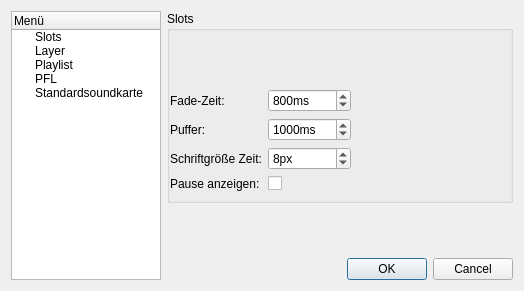
Above: settings/ui/configurationdialog.ui from eventmusicmachine/emm before the change. Below: the same form after it.
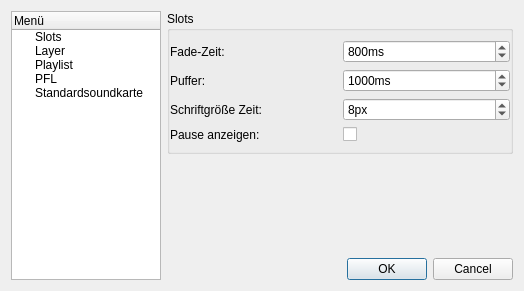
That is the form after the change. The open tabs and pages were chosen to show the change. Custom widgets are drawn as their Qt base class.

What changed in the file:
```diff
--- a/settings/ui/configurationdialog.ui
+++ b/settings/ui/configurationdialog.ui
@@ -63,7 +63,7 @@
    <item row="0" column="1">
     <widget class="QStackedWidget" name="mainWindget">
      <property name="currentIndex">
-      <number>1</number>
+      <number>3</number>
      </property>
      <widget class="QWidget" name="slotPage">
       <layout class="QVBoxLayout" name="verticalLayout_2">
@@ -94,27 +94,21 @@
           <property name="rightMargin">
            <number>0</number>
           </property>
-          <item row="0" column="2" rowspan="2">
-           <spacer name="horizontalSpacer">
-            <property name="orientation">
-             <enum>Qt::Horizontal</enum>
+          <item row="3" column="0">
+           <widget class="QLabel" name="label_9">
+            <property name="text">
+             <string>Pause anzeigen:</string>
             </property>
-            <property name="sizeHint" stdset="0">
-             <size>
-              <width>161</width>
-              <height>43</height>
-             </size>
-            </property>
-           </spacer>
+           </widget>
           </item>
-          <item row="2" column="0">
+          <item row="0" column="0">
            <widget class="QLabel" name="label_11">
             <property name="text">
              <string>Fade-Zeit:</string>
             </property>
            </widget>
           </item>
-          <item row="2" column="1">
+          <item row="0" column="1">
            <widget class="QSpinBox" name="slotFadeSpinBox">
             <property name="suffix">
              <string notr="true">ms</string>
@@ -127,34 +121,7 @@
             </property>
            </widget>
           </item>
-          <item row="3" column="0">
-           <widget class="QLabel" name="label_3">
-            <property name="text">
-             <string>Puffer:</string>
-            </property>
-           </widget>
-          </item>
-          <item row="3" column="1">
-           <widget class="QSpinBox" name="bufferSpinBox">
-            <property name="suffix">
-             <string notr="true">ms</string>
-            </property>
-            <property name="maximum">
-             <number>10000</number>
-            </property>
-            <property name="value">
-             <number>1000</number>
-            </property>
-           </widget>
-          </item>
-          <item row="4" column="0">
-           <widget class="QLabel" name="label_4">
-            <property name="text">
-             <string>Schriftgröße Zeit:</string>
-            </property>
-           </widget>
-          </item>
-          <item row="4" column="1">
+          <item row="2" column="1">
            <widget class="QSpinBox" name="slotTimeSpinBox">
             <property name="suffix">
              <string notr="true">px</string>
@@ -170,13 +137,33 @@
             </property>
            </widget>
           </item>
-          <item row="5" column="1">
+          <item row="3" column="1">
            <widget class="QCheckBox" name="pauseCheckBox"/>
           </item>
-          <item row="5" column="0">
-           <widget class="QLabel" name="label_9">
+          <item row="1" column="1">
+           <widget class="QSpinBox" name="bufferSpinBox">
+            <property name="suffix">
+             <string notr="true">ms</string>
+            </property>
+            <property name="maximum">
+             <number>10000</number>
+            </property>
+            <property name="value">
+             <number>1000</number>
+            </property>
+           </widget>
+          </item>
+          <item row="1" column="0">
+           <widget class="QLabel" name="label_3">
             <property name="text">
-             <string>Pause anzeigen:</string>
+             <string>Puffer:</string>
+            </property>
+           </widget>
+          </item>
+          <item row="2" column="0">
+           <widget class="QLabel" name="label_4">
+            <property name="text">
+             <string>Schriftgröße Zeit:</string>
             </property>
            </widget>
           </item>
@@ -445,7 +432,7 @@
         <number>0</number>
        </property>
        <item>
-        <widget class="DeviceSelectWidget" name="deviceSelectWidget" native="true"/>
+        <widget class="QWidget" name="deviceSelectWidget" native="true"/>
        </item>
        <item>
         <spacer name="verticalSpacer">
@@ -477,7 +464,7 @@
         <number>0</number>
        </property>
        <item>
-        <widget class="DeviceSelectWidget" name="defaultDeviceWidget" native="true"/>
+        <widget class="QWidget" name="defaultDeviceWidget" native="true"/>
        </item>
        <item>
         <spacer name="verticalSpacer_7">
@@ -505,14 +492,6 @@
    </item>
   </layout>
  </widget>
- <customwidgets>
-  <customwidget>
-   <class>DeviceSelectWidget</class>
-   <extends>QWidget</extends>
-   <header>deviceselectwidget.h</header>
-   <container>1</container>
-  </customwidget>
- </customwidgets>
  <resources/>
  <connections/>
 </ui>
```
